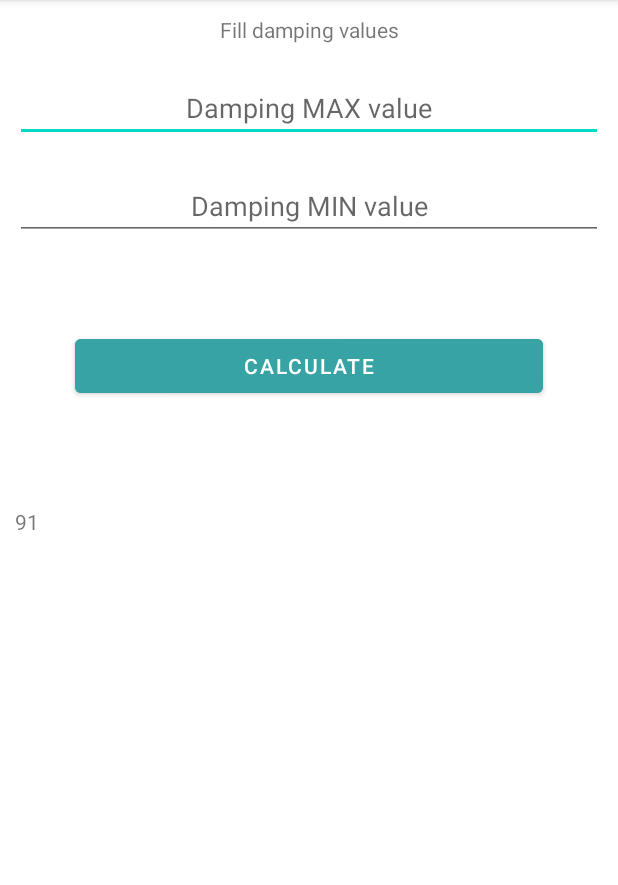
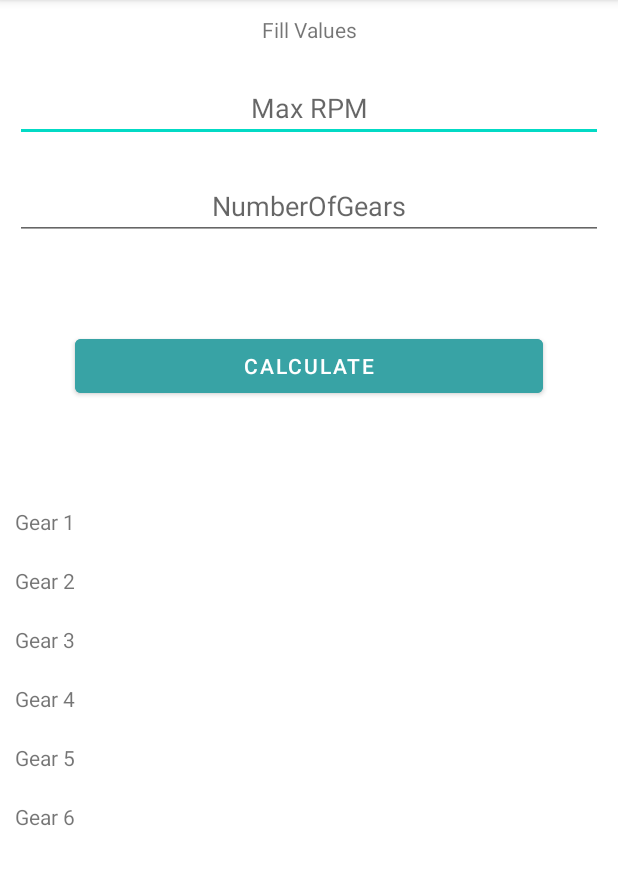
Before and after one commit to YompoFR/fh4-calculator, an Android app: the Gearing screen opened directly, with no data from a screen before it, on a phone screen of 412 x 824 dp, the part 84-969 px from its top. Run offline under Robolectric (Android 15) with nearby library versions, the phone set to English and light mode, and no system bars; 1 statement that could not run was skipped.

Commit message:
Created XML for Gearing

```diff
--- a/app/src/main/res/layout/activity_calculates.xml
+++ /dev/null
@@ -1,9 +0,0 @@
-<?xml version="1.0" encoding="utf-8"?>
-<androidx.constraintlayout.widget.ConstraintLayout xmlns:android="http://schemas.android.com/apk/res/android"
-    xmlns:app="http://schemas.android.com/apk/res-auto"
-    xmlns:tools="http://schemas.android.com/tools"
-    android:layout_width="match_parent"
-    android:layout_height="match_parent"
-    tools:context=".Calculates">
-
-</androidx.constraintlayout.widget.ConstraintLayout>
--- a/app/src/main/res/layout/activity_gearing.xml
+++ b/app/src/main/res/layout/activity_gearing.xml
@@ -8,13 +8,13 @@
     android:orientation="vertical">
 
     <TextView
-        android:id="@+id/tvRally"
+        android:id="@+id/tvGearing"
         android:layout_width="match_parent"
         android:layout_height="wrap_content"
         android:layout_weight="1"
         android:layout_margin="10dp"
         android:textAlignment="center"
-        android:text="@string/rally_activity_text" />
+        android:text="@string/gearing_activity_text" />
 
     <LinearLayout
         android:layout_width="match_parent"
@@ -22,23 +22,23 @@
         android:orientation="vertical">
 
         <EditText
-            android:id="@+id/edtDampingMaxValue"
+            android:id="@+id/edtMaxRpm"
             android:layout_width="match_parent"
             android:layout_height="wrap_content"
             android:layout_margin="10dp"
             android:layout_weight="1"
-            android:hint="@string/damping_max_value"
-            android:inputType="numberDecimal"
+            android:hint="@string/max_rpm"
+            android:inputType="number"
             android:textAlignment="center" />
 
         <EditText
-            android:id="@+id/edtDampingMinValue"
+            android:id="@+id/edtNumberOfGears"
             android:layout_width="match_parent"
             android:layout_height="wrap_content"
             android:layout_margin="10dp"
             android:layout_weight="1"
             android:inputType="numberDecimal"
-            android:hint="@string/damping_min_value"
+            android:hint="@string/number_of_gears"
             android:textAlignment="center" />
 
         <Button
@@ -53,12 +53,52 @@
             android:text="@string/button_calculate" />
 
         <TextView
-            android:id="@+id/tvCalculatedDiameterText"
+            android:id="@+id/tvGear1"
             android:layout_marginTop="20dp"
             android:layout_marginLeft="10dp"
             android:layout_width="match_parent"
             android:layout_height="wrap_content"
-            android:text="@string/front_springs" />
+            android:text="Gear 1" />
+
+        <TextView
+            android:id="@+id/tvGear2"
+            android:layout_marginTop="20dp"
+            android:layout_marginLeft="10dp"
+            android:layout_width="match_parent"
+            android:layout_height="wrap_content"
+            android:text="Gear 2" />
+
+        <TextView
+            android:id="@+id/tvGear3"
+            android:layout_marginTop="20dp"
+            android:layout_marginLeft="10dp"
+            android:layout_width="match_parent"
+            android:layout_height="wrap_content"
+            android:text="Gear 3" />
+
+        <TextView
+            android:id="@+id/tvGear4"
+            android:layout_marginTop="20dp"
+            android:layout_marginLeft="10dp"
+            android:layout_width="match_parent"
+            android:layout_height="wrap_content"
+            android:text="Gear 4" />
+
+        <TextView
+            android:id="@+id/tvGear5"
+            android:layout_marginTop="20dp"
+            android:layout_marginLeft="10dp"
+            android:layout_width="match_parent"
+            android:layout_height="wrap_content"
+            android:text="Gear 5" />
+
+        <TextView
+            android:id="@+id/tvGear6"
+            android:layout_marginTop="20dp"
+            android:layout_marginLeft="10dp"
+            android:layout_width="match_parent"
+            android:layout_height="wrap_content"
+            android:text="Gear 6" />
 
     </LinearLayout>
 </LinearLayout>
--- a/app/src/main/res/values/strings.xml
+++ b/app/src/main/res/values/strings.xml
@@ -13,6 +13,9 @@
     <string name="gearing">Set Gearing</string>
     <string name="suspension">Set Suspension</string>
 
+    <string name="max_rpm">Max RPM</string>
+    <string name="number_of_gears">NumberOfGears</string>
+
     <string name="toast_fill_fields">YOU MUST TO FILL THE FIELDS</string>
     <string name="toast_select_option">YOU MUST TO CHOOSE AN OPTION</string>
 
@@ -22,7 +25,7 @@
     <string name="front_weight">Front weight</string>
     <string name="button_calculate">Calculate</string>
 
-    <string name="rally_activity_text">Fill damping values</string>
+    <string name="gearing_activity_text">Fill Values</string>
     <string name="damping_max_value">Damping MAX value</string>
     <string name="damping_min_value">Damping MIN value</string>
 
```
Also changed, not shown: 1 other file.
